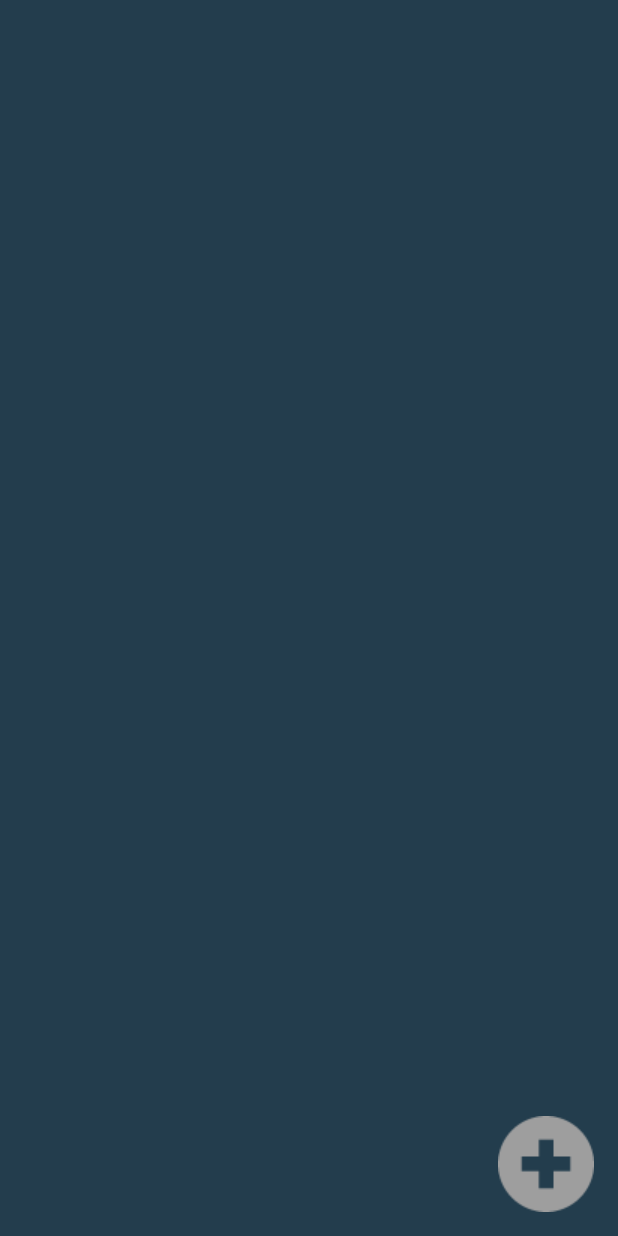
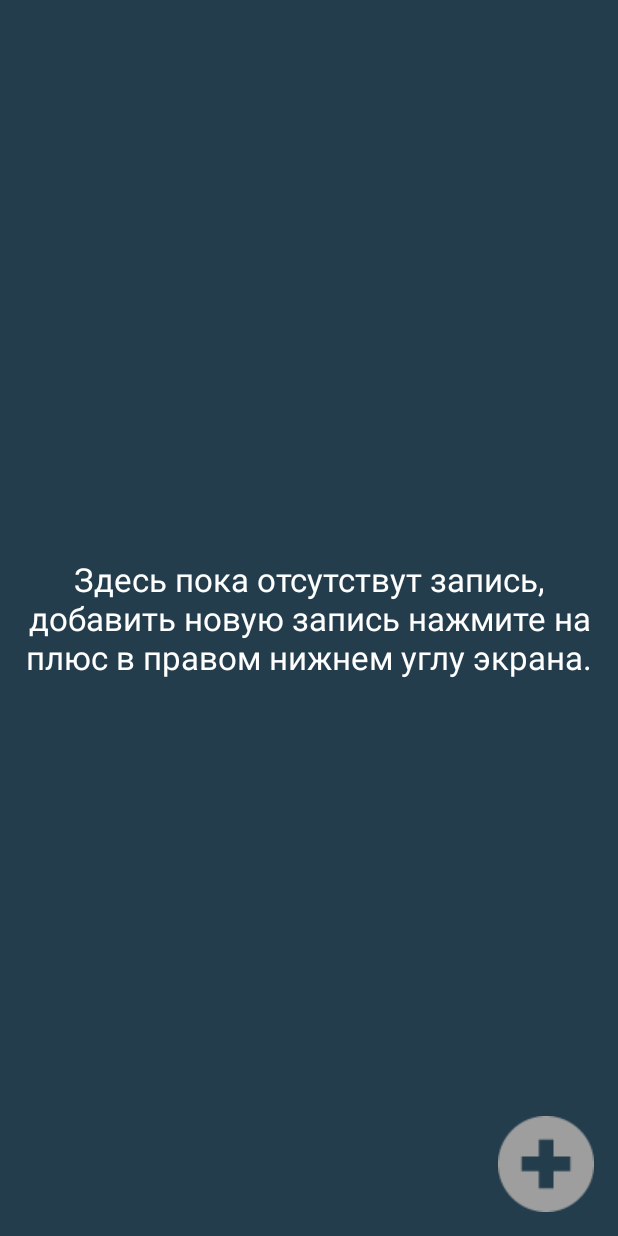
Before and after one commit to AntipovAleksandr/NoteME-, an Android app: the screen it shows after launch (ContactListActivity), on a phone screen of 412 x 824 dp. Run offline under Robolectric (Android 15) with nearby library versions, the phone set to English and light mode, and no system bars.

Commit message:
Add Text from fist add contacts

```diff
--- a/app/src/main/java/com/example/noteme/project/activity/AddContactActivity.java
+++ b/app/src/main/java/com/example/noteme/project/activity/AddContactActivity.java
@@ -99,6 +99,8 @@ public class AddContactActivity extends AppCompatActivity implements View.OnClic
                 String number = etPhone.getText().toString();
                 String description = etDescription.getText().toString();
 
+
+
                 Contact contact = new Contact(null, filePath, name, mail, number, description);
                 dataHandler.saveContact(contact);
                 finish();
--- a/app/src/main/java/com/example/noteme/project/activity/ContactListActivity.java
+++ b/app/src/main/java/com/example/noteme/project/activity/ContactListActivity.java
@@ -10,6 +10,7 @@ import android.view.MenuItem;
 import android.view.View;
 import android.widget.AdapterView;
 import android.widget.ListView;
+import android.widget.TextView;
 
 import com.example.noteme.R;
 import com.example.noteme.project.adapter.ContactListAdapter;
@@ -25,12 +26,16 @@ public class ContactListActivity extends Activity implements AdapterView.OnItemC
     public List<Contact> myContacts = new ArrayList<Contact>();
     private ContactListAdapter adapter;
     private ListView myListView;
+    private TextView textToOneContact;
+
 
 
     @Override
     protected void onCreate(Bundle savedInstanceState) {
         super.onCreate(savedInstanceState);
         setContentView(R.layout.activity_contact_list);
+
+
 
         dataHandler = new DataHandler(this);
         dataHandler.open();
@@ -42,6 +47,14 @@ public class ContactListActivity extends Activity implements AdapterView.OnItemC
 
         myListView.setAdapter(adapter);
         myListView.setOnItemClickListener(this);
+
+        textToOneContact = (TextView) findViewById(R.id.text_to_one_contact);
+
+        if (myContacts != null & myContacts.size() > 0) {
+            textToOneContact.setVisibility(View.GONE);
+        } else {
+            textToOneContact.setVisibility(View.VISIBLE);
+        }
 
         (findViewById(R.id.btn_contact_list_add)).setOnClickListener(this);
 
@@ -70,12 +83,20 @@ public class ContactListActivity extends Activity implements AdapterView.OnItemC
                 return true;
             }
         });
+
     }
 
     @Override
     protected void onResume() {
         super.onResume();
         adapter.setContacts(dataHandler.getContacts());
+
+        if (myContacts != null & myContacts.size() > 0) {
+            textToOneContact.setVisibility(View.GONE);
+        } else {
+            textToOneContact.setVisibility(View.VISIBLE);
+        }
+
     }
 
     protected void onDestroy() {
@@ -121,12 +142,13 @@ public class ContactListActivity extends Activity implements AdapterView.OnItemC
 
     @Override
     public void onBackPressed() {
-         openQuitDialog();
+        openQuitDialog();
     }
 
     private void openQuitDialog() {
         AlertDialog.Builder quitDialog = new AlertDialog.Builder(this);
         quitDialog.setTitle(R.string.NoteMe);
+        quitDialog.setIcon(R.mipmap.ic_noteme);
         quitDialog.setMessage(R.string.Title_back_press);
         quitDialog.setPositiveButton(R.string.yes, new DialogInterface.OnClickListener() {
             @Override
--- a/app/src/main/java/com/example/noteme/project/adapter/ContactListAdapter.java
+++ b/app/src/main/java/com/example/noteme/project/adapter/ContactListAdapter.java
@@ -18,6 +18,7 @@ public class ContactListAdapter extends BaseAdapter {
     private Context context;
     private List<Contact> contacts;
     private LayoutInflater inflater;
+
 
     public ContactListAdapter(Context context, List<Contact> contacts) {
         this.contacts = contacts;
@@ -52,6 +53,8 @@ public class ContactListAdapter extends BaseAdapter {
         TextView contactName = (TextView) view.findViewById(R.id.tv_item_contact_name);
         contactName.setText(contacts.get(position).getName());
 
+
+
         ImageView contactAvatar = (ImageView) view.findViewById(R.id.iv_item_contact_avatar);
         contactAvatar.setImageDrawable(context.getResources().getDrawable(R.mipmap.ic_launcher));
 
--- a/app/src/main/java/com/example/noteme/project/database/DataHandler.java
+++ b/app/src/main/java/com/example/noteme/project/database/DataHandler.java
@@ -5,10 +5,14 @@ import android.content.Context;
 import android.database.Cursor;
 import android.database.sqlite.SQLiteDatabase;
 import android.database.sqlite.SQLiteOpenHelper;
+import android.view.View;
+import android.widget.TextView;
 
+import com.example.noteme.R;
 import com.example.noteme.project.model.Contact;
 
 import java.util.ArrayList;
+import java.util.List;
 
 public class DataHandler {
 
@@ -26,7 +30,6 @@ public class DataHandler {
     public DataHandler(Context context) {
 
         dbHelper = new DataBaseHelper(context.getApplicationContext());
-
     }
 
     private static class DataBaseHelper extends SQLiteOpenHelper {
--- a/app/src/main/res/layout/activity_contact_list.xml
+++ b/app/src/main/res/layout/activity_contact_list.xml
@@ -11,6 +11,18 @@
         android:background="@color/transparent_white"
         android:layout_margin="8dp" />
 
+
+    <TextView
+        android:layout_width="wrap_content"
+        android:layout_height="wrap_content"
+        android:textAppearance="?android:attr/textAppearanceLarge"
+        android:gravity="center_horizontal|center_vertical"
+        android:text="@string/text_to_one_contact"
+        android:id="@+id/text_to_one_contact"
+        android:layout_centerHorizontal="true"
+        android:layout_centerVertical="true"
+        android:textColor="@android:color/white"/>
+
     <ImageView
         android:layout_width="wrap_content"
         android:layout_height="wrap_content"
--- a/app/src/main/res/values/strings.xml
+++ b/app/src/main/res/values/strings.xml
@@ -24,4 +24,5 @@
     <string name="yes">Да</string>
     <string name="no">Нет</string>
     <string name="NoteMe">NoteMe</string>
+    <string name="text_to_one_contact">Здесь пока отсутствут запись, добавить новую запись нажмите на плюс в правом нижнем углу экрана.</string>
 </resources>
```
